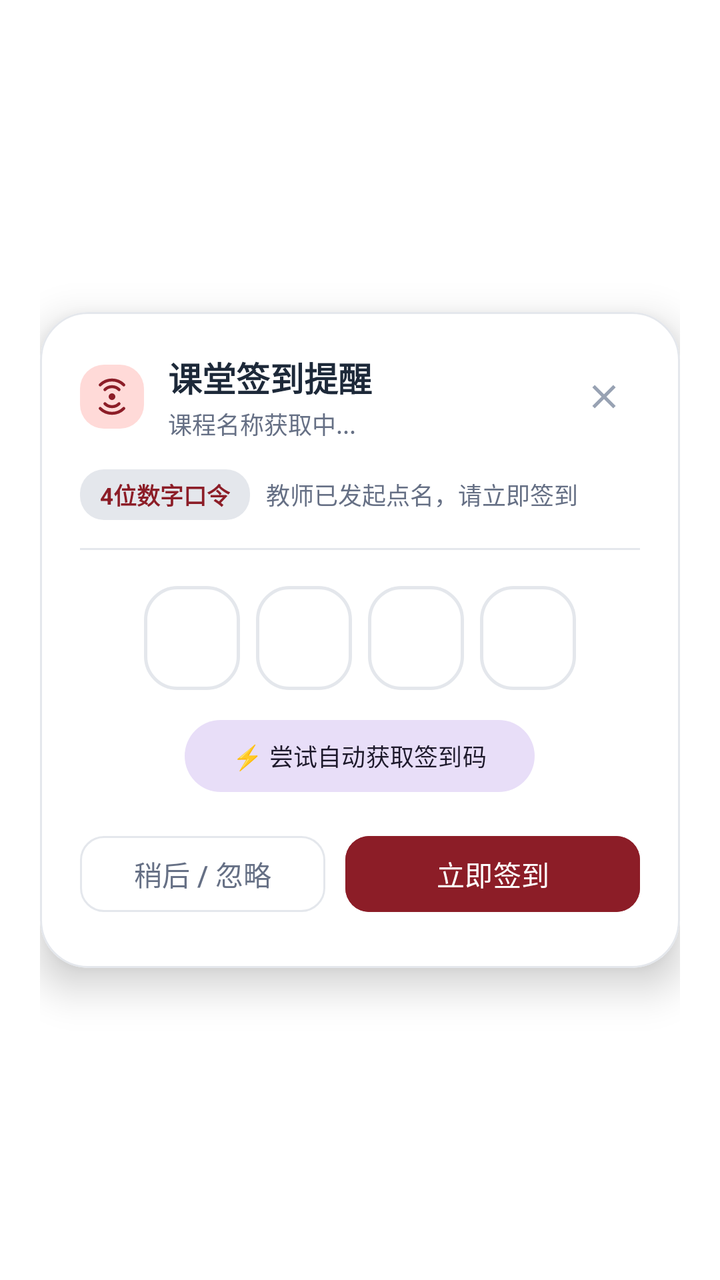
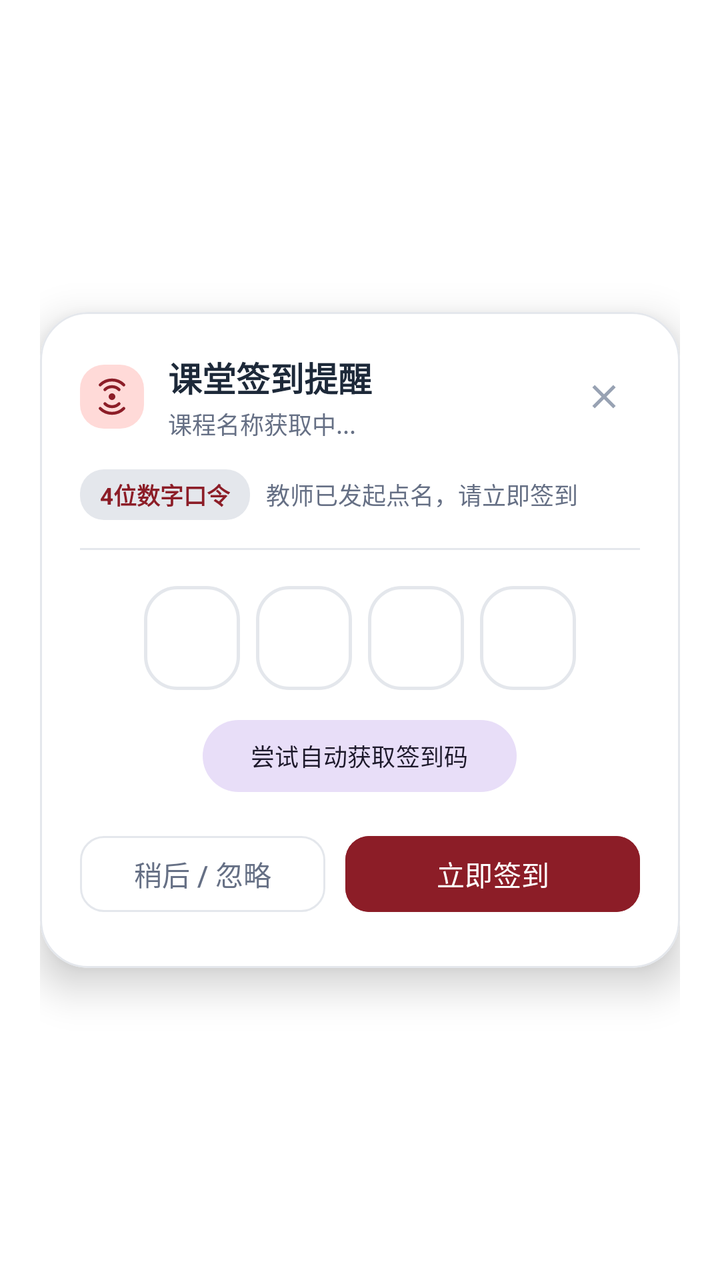

Two renders of the same Android screen: before a commit and after it. Below are the layout's source before the change and the commit's diff.
<!-- AndroidManifest.xml: activity theme Theme.UsstJwgl.TransparentDialog -->
<!-- res/layout/activity_rollcall_alert.xml -->
<?xml version="1.0" encoding="utf-8"?>
<FrameLayout xmlns:android="http://schemas.android.com/apk/res/android"
    xmlns:app="http://schemas.android.com/apk/res-auto"
    android:id="@+id/layoutAlertRoot"
    android:layout_width="match_parent"
    android:layout_height="match_parent"
    android:padding="20dp">

    <com.google.android.material.card.MaterialCardView
        android:id="@+id/cardAlert"
        android:layout_width="match_parent"
        android:layout_height="wrap_content"
        android:layout_gravity="center"
        app:cardBackgroundColor="@color/surface"
        app:cardCornerRadius="24dp"
        app:cardElevation="12dp"
        app:strokeColor="@color/border"
        app:strokeWidth="1dp">

        <LinearLayout
            android:layout_width="match_parent"
            android:layout_height="wrap_content"
            android:orientation="vertical"
            android:paddingHorizontal="20dp"
            android:paddingTop="20dp"
            android:paddingBottom="24dp">

            
            <RelativeLayout
                android:layout_width="match_parent"
                android:layout_height="wrap_content">

                <LinearLayout
                    android:layout_width="wrap_content"
                    android:layout_height="wrap_content"
                    android:layout_alignParentStart="true"
                    android:layout_centerVertical="true"
                    android:layout_toStartOf="@+id/btnClose"
                    android:orientation="horizontal"
                    android:gravity="center_vertical">

                    <ImageView
                        android:id="@+id/ivAlertIcon"
                        android:layout_width="32dp"
                        android:layout_height="32dp"
                        android:background="@drawable/bg_badge_rounded"
                        android:backgroundTint="@color/primary_container"
                        android:padding="6dp"
                        android:src="@drawable/ic_radar"
                        app:tint="@color/primary" />

                    <LinearLayout
                        android:layout_width="wrap_content"
                        android:layout_height="wrap_content"
                        android:layout_marginStart="12dp"
                        android:orientation="vertical">

                        <TextView
                            android:id="@+id/tvAlertTitle"
                            android:layout_width="wrap_content"
                            android:layout_height="wrap_content"
                            android:text="课堂签到提醒"
                            android:textColor="@color/text_primary"
                            android:textSize="17sp"
                            android:textStyle="bold" />

                        <TextView
                            android:id="@+id/tvAlertCourseName"
                            android:layout_width="wrap_content"
                            android:layout_height="wrap_content"
                            android:layout_marginTop="2dp"
                            android:ellipsize="end"
                            android:maxLines="1"
                            android:text="课程名称获取中..."
                            android:textColor="@color/text_secondary"
                            android:textSize="12sp" />
                    </LinearLayout>
                </LinearLayout>

                <ImageView
                    android:id="@+id/btnClose"
                    android:layout_width="36dp"
                    android:layout_height="36dp"
                    android:layout_alignParentEnd="true"
                    android:layout_centerVertical="true"
                    android:background="?attr/selectableItemBackgroundBorderless"
                    android:clickable="true"
                    android:focusable="true"
                    android:padding="8dp"
                    android:src="@drawable/ic_close"
                    app:tint="@color/text_tertiary" />
            </RelativeLayout>

            
            <LinearLayout
                android:layout_width="match_parent"
                android:layout_height="wrap_content"
                android:layout_marginTop="14dp"
                android:gravity="center_vertical"
                android:orientation="horizontal">

                <TextView
                    android:id="@+id/tvRollcallTypeBadge"
                    android:layout_width="wrap_content"
                    android:layout_height="wrap_content"
                    android:background="@drawable/bg_badge_rounded"
                    android:backgroundTint="@color/surface_container_high"
                    android:paddingHorizontal="10dp"
                    android:paddingVertical="4dp"
                    android:text="4位数字口令"
                    android:textColor="@color/primary"
                    android:textSize="11.5sp"
                    android:textStyle="bold" />

                <TextView
                    android:id="@+id/tvRollcallStatusTip"
                    android:layout_width="0dp"
                    android:layout_height="wrap_content"
                    android:layout_marginStart="8dp"
                    android:layout_weight="1"
                    android:ellipsize="end"
                    android:maxLines="1"
                    android:text="教师已发起点名，请立即签到"
                    android:textColor="@color/text_secondary"
                    android:textSize="12sp" />
            </LinearLayout>

            <View
                android:layout_width="match_parent"
                android:layout_height="1dp"
                android:layout_marginVertical="14dp"
                android:background="@color/divider" />

            
            <LinearLayout
                android:id="@+id/layoutNumberSection"
                android:layout_width="match_parent"
                android:layout_height="wrap_content"
                android:gravity="center_horizontal"
                android:orientation="vertical"
                android:visibility="visible">

                
                <LinearLayout
                    android:layout_width="wrap_content"
                    android:layout_height="wrap_content"
                    android:gravity="center"
                    android:orientation="horizontal">

                    <FrameLayout
                        android:id="@+id/boxPin0"
                        android:layout_width="48dp"
                        android:layout_height="52dp"
                        android:layout_margin="4dp"
                        android:background="@drawable/bg_pin_box">
                        <TextView
                            android:id="@+id/tvPin0"
                            android:layout_width="match_parent"
                            android:layout_height="match_parent"
                            android:gravity="center"
                            android:textColor="@color/text_primary"
                            android:textSize="22sp"
                            android:textStyle="bold" />
                    </FrameLayout>

                    <FrameLayout
                        android:id="@+id/boxPin1"
                        android:layout_width="48dp"
                        android:layout_height="52dp"
                        android:layout_margin="4dp"
                        android:background="@drawable/bg_pin_box">
                        <TextView
                            android:id="@+id/tvPin1"
                            android:layout_width="match_parent"
                            android:layout_height="match_parent"
                            android:gravity="center"
                            android:textColor="@color/text_primary"
                            android:textSize="22sp"
                            android:textStyle="bold" />
                    </FrameLayout>

                    <FrameLayout
                        android:id="@+id/boxPin2"
                        android:layout_width="48dp"
                        android:layout_height="52dp"
                        android:layout_margin="4dp"
                        android:background="@drawable/bg_pin_box">
                        <TextView
                            android:id="@+id/tvPin2"
                            android:layout_width="match_parent"
                            android:layout_height="match_parent"
                            android:gravity="center"
                            android:textColor="@color/text_primary"
                            android:textSize="22sp"
                            android:textStyle="bold" />
                    </FrameLayout>

                    <FrameLayout
                        android:id="@+id/boxPin3"
                        android:layout_width="48dp"
                        android:layout_height="52dp"
                        android:layout_margin="4dp"
                        android:background="@drawable/bg_pin_box">
                        <TextView
                            android:id="@+id/tvPin3"
                            android:layout_width="match_parent"
                            android:layout_height="match_parent"
                            android:gravity="center"
                            android:textColor="@color/text_primary"
                            android:textSize="22sp"
                            android:textStyle="bold" />
                    </FrameLayout>
                </LinearLayout>

                
                <EditText
                    android:id="@+id/etHiddenCode"
                    android:layout_width="1dp"
                    android:layout_height="1dp"
                    android:background="@android:color/transparent"
                    android:cursorVisible="false"
                    android:inputType="number"
                    android:maxLength="4" />

                
                <com.google.android.material.button.MaterialButton
                    android:id="@+id/btnAutoFetchCode"
                    style="@style/Widget.Material3.Button.TonalButton"
                    android:layout_width="wrap_content"
                    android:layout_height="36dp"
                    android:layout_marginTop="10dp"
                    android:insetTop="0dp"
                    android:insetBottom="0dp"
                    android:text="⚡ 尝试自动获取签到码"
                    android:textSize="12sp"
                    app:cornerRadius="18dp" />
            </LinearLayout>

            
            <LinearLayout
                android:id="@+id/layoutLocationSection"
                android:layout_width="match_parent"
                android:layout_height="wrap_content"
                android:gravity="center_horizontal"
                android:orientation="vertical"
                android:visibility="gone">

                <TextView
                    android:id="@+id/tvLocationDesc"
                    android:layout_width="wrap_content"
                    android:layout_height="wrap_content"
                    android:text="已为您智能匹配推荐教学楼基准点："
                    android:textColor="@color/text_secondary"
                    android:textSize="13sp" />

                <TextView
                    android:id="@+id/tvTargetBuilding"
                    android:layout_width="wrap_content"
                    android:layout_height="wrap_content"
                    android:layout_marginTop="6dp"
                    android:background="@drawable/bg_badge_rounded"
                    android:backgroundTint="@color/surface_container"
                    android:paddingHorizontal="14dp"
                    android:paddingVertical="6dp"
                    android:text="军工路第一教学楼"
                    android:textColor="@color/primary"
                    android:textSize="14sp"
                    android:textStyle="bold" />

                <TextView
                    android:id="@+id/tvLocationTip"
                    android:layout_width="wrap_content"
                    android:layout_height="wrap_content"
                    android:layout_marginTop="8dp"
                    android:text="点击【一键选点签到】即可直接向服务器提交点位"
                    android:textColor="@color/text_tertiary"
                    android:textSize="11.5sp" />
            </LinearLayout>

            
            <LinearLayout
                android:id="@+id/layoutGenericSection"
                android:layout_width="match_parent"
                android:layout_height="wrap_content"
                android:gravity="center_horizontal"
                android:orientation="vertical"
                android:visibility="gone">

                <TextView
                    android:id="@+id/tvGenericMessage"
                    android:layout_width="wrap_content"
                    android:layout_height="wrap_content"
                    android:gravity="center"
                    android:text="当前签到需要扫码或手动确认，请点击下方按钮快速前往"
                    android:textColor="@color/text_secondary"
                    android:textSize="13sp" />
            </LinearLayout>

            
            <LinearLayout
                android:id="@+id/layoutSubmitting"
                android:layout_width="wrap_content"
                android:layout_height="wrap_content"
                android:layout_gravity="center_horizontal"
                android:layout_marginTop="10dp"
                android:gravity="center_vertical"
                android:orientation="horizontal"
                android:visibility="gone">

                <ProgressBar
                    android:layout_width="18dp"
                    android:layout_height="18dp"
                    android:indeterminate="true" />

                <TextView
                    android:id="@+id/tvSubmittingText"
                    android:layout_width="wrap_content"
                    android:layout_height="wrap_content"
                    android:layout_marginStart="8dp"
                    android:text="正在提交签到..."
                    android:textColor="@color/primary"
                    android:textSize="12sp" />
            </LinearLayout>

            
            <LinearLayout
                android:layout_width="match_parent"
                android:layout_height="wrap_content"
                android:layout_marginTop="18dp"
                android:orientation="horizontal">

                <com.google.android.material.button.MaterialButton
                    android:id="@+id/btnDismiss"
                    style="@style/Widget.Material3.Button.OutlinedButton"
                    android:layout_width="0dp"
                    android:layout_height="46dp"
                    android:layout_weight="1"
                    android:text="稍后 / 忽略"
                    android:textColor="@color/text_secondary"
                    app:cornerRadius="12dp"
                    app:strokeColor="@color/border" />

                <com.google.android.material.button.MaterialButton
                    android:id="@+id/btnConfirmSign"
                    style="@style/Widget.Material3.Button"
                    android:layout_width="0dp"
                    android:layout_height="46dp"
                    android:layout_marginStart="10dp"
                    android:layout_weight="1.2"
                    android:backgroundTint="@color/primary"
                    android:text="立即签到"
                    android:textColor="@color/on_primary"
                    app:cornerRadius="12dp" />
            </LinearLayout>
        </LinearLayout>
    </com.google.android.material.card.MaterialCardView>
</FrameLayout>
<!-- resources referenced by this layout -->
<resources>
  <color name="border">#E4E7EC</color>
  <color name="divider">#E4E7EC</color>
  <color name="on_primary">#FFFFFF</color>
  <color name="primary">#8C1D27</color>
  <color name="primary_container">#FFDAD8</color>
  <color name="surface">#FFFFFF</color>
  <color name="surface_container">#EDF0F3</color>
  <color name="surface_container_high">#E4E7EC</color>
  <color name="text_primary">#1D2939</color>
  <color name="text_secondary">#667085</color>
  <color name="text_tertiary">#98A2B3</color>
  <!-- drawable bg_badge_rounded (drawable) -->
  <?xml version="1.0" encoding="utf-8"?>
  <shape xmlns:android="http://schemas.android.com/apk/res/android"
      android:shape="rectangle">
      <corners android:radius="12dp" />
      <solid android:color="@color/badge_bg" />
  </shape>
  <!-- drawable bg_pin_box (drawable) -->
  <?xml version="1.0" encoding="utf-8"?>
  <shape xmlns:android="http://schemas.android.com/apk/res/android"
      android:shape="rectangle">
      <corners android:radius="16dp" />
      <solid android:color="@color/surface" />
      <stroke
          android:width="1.5dp"
          android:color="@color/border" />
  </shape>
  <!-- drawable ic_close (drawable) -->
  <vector xmlns:android="http://schemas.android.com/apk/res/android"
      android:width="24dp"
      android:height="24dp"
      android:viewportWidth="24"
      android:viewportHeight="24">
    <path
        android:fillColor="@color/text_primary"
        android:pathData="M19,6.41L17.59,5 12,10.59 6.41,5 5,6.41 10.59,12 5,17.59 6.41,19 12,13.41 17.59,19 19,17.59 13.41,12z"/>
  </vector>
  <!-- drawable ic_radar (drawable) -->
  <vector xmlns:android="http://schemas.android.com/apk/res/android"
      android:width="24dp"
      android:height="24dp"
      android:viewportWidth="24"
      android:viewportHeight="24">
      
      <path
          android:fillColor="#FF000000"
          android:pathData="M12,12m-2,0a2,2 0,1 1,4 0a2,2 0,1 1,-4 0" />
      
      <path
          android:fillColor="#00000000"
          android:strokeColor="#FF000000"
          android:strokeWidth="1.8"
          android:strokeLineCap="round"
          android:pathData="M16.24,7.76 A6,6 0 0,0 7.76,7.76" />
      <path
          android:fillColor="#00000000"
          android:strokeColor="#FF000000"
          android:strokeWidth="1.8"
          android:strokeLineCap="round"
          android:pathData="M7.76,16.24 A6,6 0 0,0 16.24,16.24" />
      
      <path
          android:fillColor="#00000000"
          android:strokeColor="#FF000000"
          android:strokeWidth="1.8"
          android:strokeLineCap="round"
          android:pathData="M19.07,4.93 A10,10 0 0,0 4.93,4.93" />
      <path
          android:fillColor="#00000000"
          android:strokeColor="#FF000000"
          android:strokeWidth="1.8"
          android:strokeLineCap="round"
          android:pathData="M4.93,19.07 A10,10 0 0,0 19.07,19.07" />
  </vector>
  <style name="Theme.UsstJwgl.TransparentDialog" parent="Theme.Material3.DayNight.NoActionBar">
          <item name="android:windowBackground">@android:color/transparent</item>
          <item name="android:windowIsTranslucent">true</item>
          <item name="android:windowContentOverlay">@null</item>
          <item name="android:windowNoTitle">true</item>
          <item name="android:backgroundDimEnabled">true</item>
          <item name="android:backgroundDimAmount">0.55</item>
          <item name="android:windowAnimationStyle">@android:style/Animation.Dialog</item>
          <item name="android:statusBarColor">@android:color/transparent</item>
          <item name="android:navigationBarColor">@android:color/transparent</item>
      </style>
  <color name="badge_bg">#FFDAD8</color>
</resources>

<!-- the commit's change to res/layout/activity_rollcall_alert.xml (unified diff, before → after) -->
@@ -231,7 +231,7 @@
                     android:layout_marginTop="10dp"
                     android:insetTop="0dp"
                     android:insetBottom="0dp"
-                    android:text="⚡ 尝试自动获取签到码"
+                    android:text="尝试自动获取签到码"
                     android:textSize="12sp"
                     app:cornerRadius="18dp" />
             </LinearLayout>
